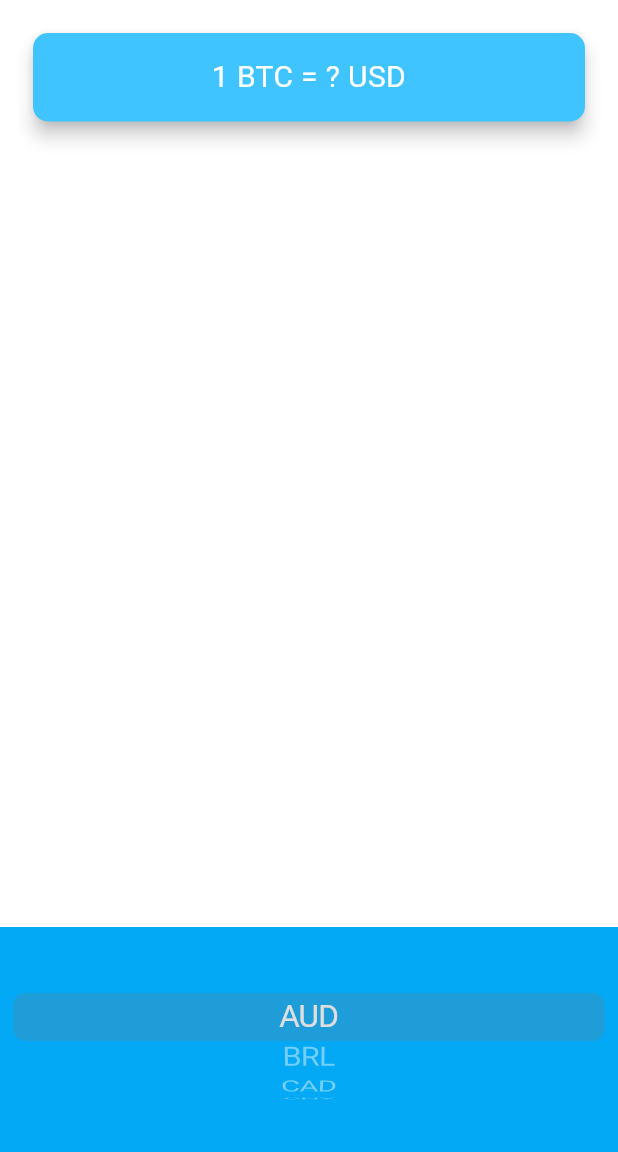
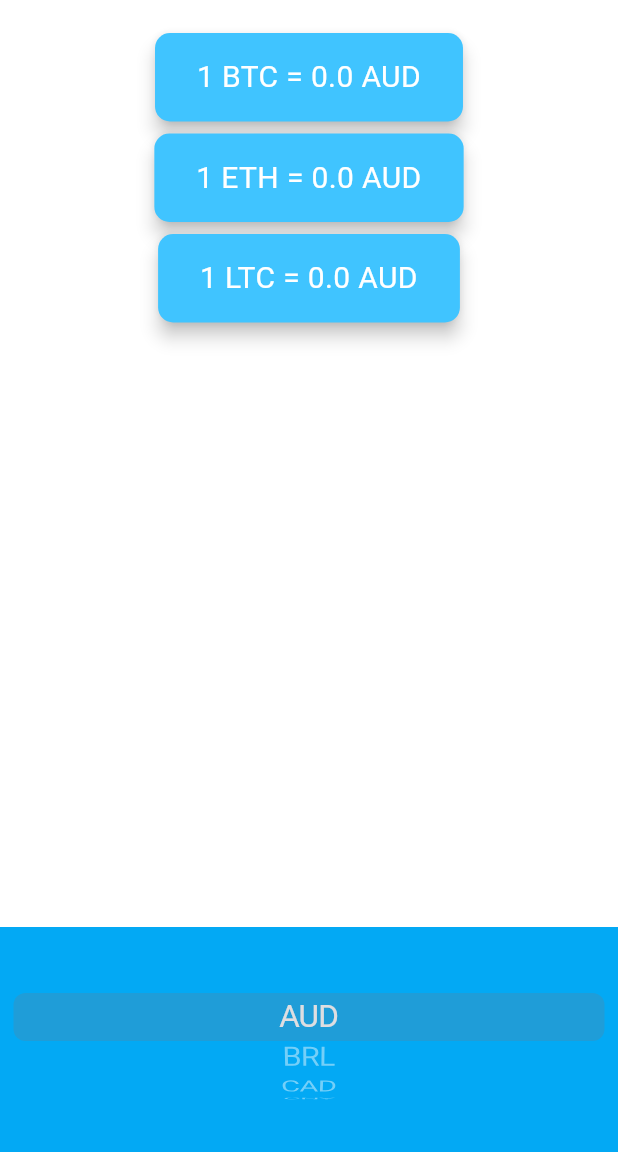
Before and after one commit to Joshua-100/bitcoin_ticker, a Flutter app: the screen it shows after launch, on a phone screen of 412 x 824 dp, the part 84-1236 px from its top. Run offline on Flutter 3.47's test engine with Material 3 defaults, Android fonts, the phone set to English and light mode, and no system bars; missing offline and left inert: dart:ffi.

Commit message:
Succeefully updating the card with currency e.g AUD, HKD, etc

```diff
--- a/lib/bitcoin_card.dart
+++ b/lib/bitcoin_card.dart
@@ -1,7 +1,14 @@
 import 'package:flutter/material.dart';
 
 class BitcoinCard extends StatelessWidget {
-  const BitcoinCard({super.key});
+  const BitcoinCard(
+      {required this.crypto,
+      required this.countryCrypto,
+      required this.countryCryptoValue});
+
+  final String countryCrypto;
+  final String crypto;
+  final double countryCryptoValue;
 
   @override
   Widget build(BuildContext context) {
@@ -14,7 +21,7 @@ class BitcoinCard extends StatelessWidget {
       child: Padding(
         padding: EdgeInsets.symmetric(vertical: 15.0, horizontal: 28.0),
         child: Text(
-          '1 BTC = ? USD',
+          '1 $crypto = $countryCryptoValue $countryCrypto',
           textAlign: TextAlign.center,
           style: TextStyle(
             fontSize: 20.0,
--- a/lib/price_screen.dart
+++ b/lib/price_screen.dart
@@ -1,3 +1,4 @@
+import 'dart:ffi';
 import 'package:bitcoin_ticker/bitcoin_card.dart';
 import 'package:flutter/cupertino.dart';
 import 'package:flutter/material.dart';
@@ -12,6 +13,10 @@ class PriceScreen extends StatefulWidget {
 
 class _PriceScreenState extends State<PriceScreen> {
   String currency = currenciesList.first;
+  int? currencyValue;
+  double cryptoBTCEqv = 0;
+  double cryptoETHEqv = 0;
+  double cryptoLTCEqv = 0;
 
   @override
   Widget build(BuildContext context) {
@@ -25,7 +30,22 @@ class _PriceScreenState extends State<PriceScreen> {
         children: <Widget>[
           Padding(
             padding: EdgeInsets.fromLTRB(18.0, 18.0, 18.0, 0),
-            child: BitcoinCard(),
+            child: Column(
+              children: [
+                BitcoinCard(
+                    crypto: "BTC",
+                    countryCryptoValue: cryptoBTCEqv,
+                    countryCrypto: currency),
+                BitcoinCard(
+                    crypto: "ETH",
+                    countryCryptoValue: cryptoETHEqv,
+                    countryCrypto: currency),
+                BitcoinCard(
+                    crypto: "LTC",
+                    countryCryptoValue: cryptoLTCEqv,
+                    countryCrypto: currency)
+              ],
+            ),
           ),
           Container(
               height: 150.0,
```
